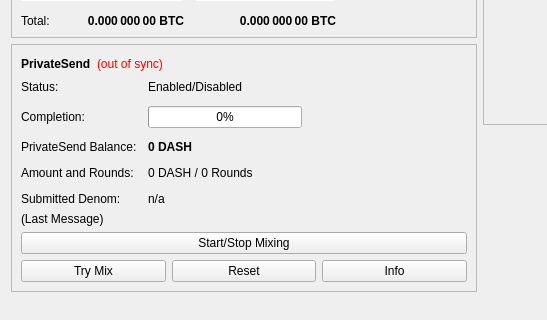
First picture: the form in src/qt/forms/overviewpage.ui, repository puzcoin/test1, before the edit; both pictures show x 0 to 547 and y 178 to 498 of the 960 by 585 pixel window.
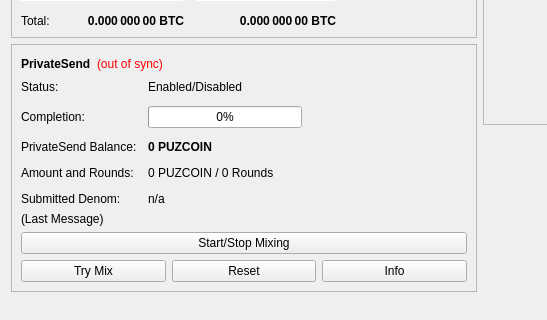
Second picture: the form after the edit.

```diff
--- a/src/qt/forms/overviewpage.ui
+++ b/src/qt/forms/overviewpage.ui
@@ -511,7 +511,7 @@
                </font>
               </property>
               <property name="text">
-               <string notr="true">0 DASH</string>
+               <string notr="true">0 PUZCOIN</string>
               </property>
              </widget>
             </item>
@@ -525,7 +525,7 @@
             <item row="3" column="1">
              <widget class="QLabel" name="labelAmountRounds">
               <property name="text">
-               <string>0 DASH / 0 Rounds</string>
+               <string>0 PUZCOIN / 0 Rounds</string>
               </property>
              </widget>
             </item>
```
Left out of the diff: 6 changed lines with no effect on the pictures.
